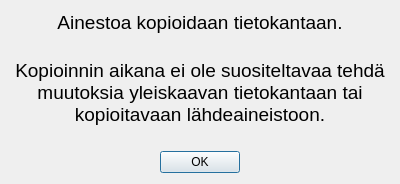
Qt form ui/yleiskaava_dialog_copy_message.ui (ernoma/yleiskaava) before a commit.
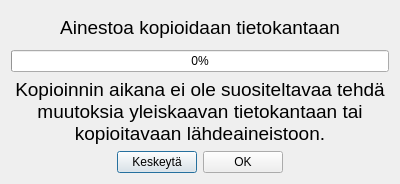
The same form after that commit.

The edit to the form file:
```diff
--- a/ui/yleiskaava_dialog_copy_message.ui
+++ b/ui/yleiskaava_dialog_copy_message.ui
@@ -16,13 +16,19 @@
   <layout class="QVBoxLayout" name="verticalLayout">
    <item>
     <widget class="QLabel" name="label">
+     <property name="sizePolicy">
+      <sizepolicy hsizetype="Preferred" vsizetype="Expanding">
+       <horstretch>0</horstretch>
+       <verstretch>0</verstretch>
+      </sizepolicy>
+     </property>
      <property name="font">
       <font>
        <pointsize>14</pointsize>
       </font>
      </property>
      <property name="text">
-      <string>Ainestoa kopioidaan tietokantaan.</string>
+      <string>Ainestoa kopioidaan tietokantaan</string>
      </property>
      <property name="alignment">
       <set>Qt::AlignCenter</set>
@@ -32,6 +38,13 @@
      </property>
     </widget>
    </item>
+   <item>
+    <widget class="QProgressBar" name="progressBar">
+     <property name="value">
+      <number>0</number>
+     </property>
+    </widget>
+   </item>
    <item>
     <widget class="QLabel" name="labelWarning">
      <property name="sizePolicy">
@@ -71,6 +84,13 @@
        </property>
       </spacer>
      </item>
+     <item>
+      <widget class="QPushButton" name="pushButtonStop">
+       <property name="text">
+        <string>Keskeytä</string>
+       </property>
+      </widget>
+     </item>
      <item>
       <widget class="QPushButton" name="pushButtonClose">
        <property name="sizePolicy">
```
